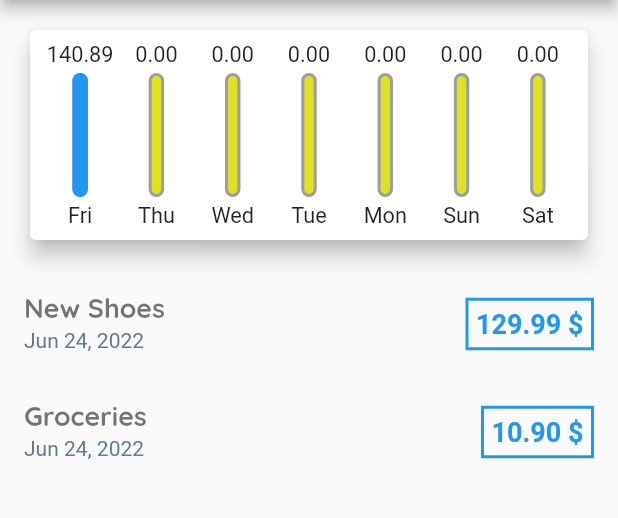
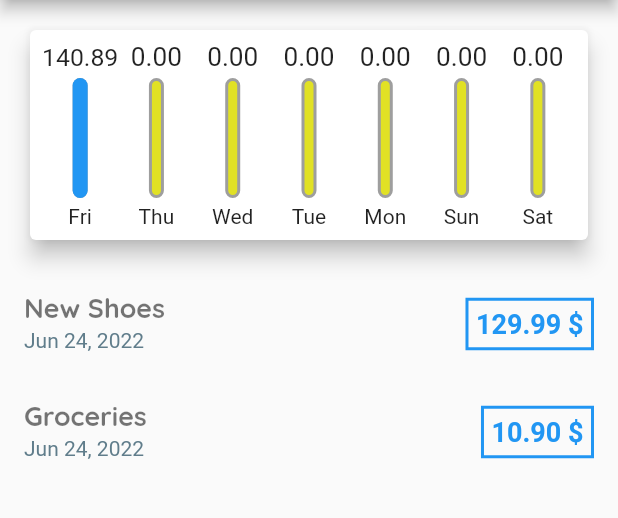
Before and after one commit to Hhanri/personal_expenses_app, a Flutter app: the screen it shows after launch, on a phone screen of 412 x 824 dp, the part 84-602 px from its top. Run offline on Flutter 3.47's test engine with Material 2 defaults, Android fonts, the phone set to English and light mode, and no system bars.

Commit message:
fixed chart bars display

```diff
--- a/lib/widgets/chart_widget.dart
+++ b/lib/widgets/chart_widget.dart
@@ -64,12 +64,14 @@ class ChartBarWidget extends StatelessWidget {
 
   @override
   Widget build(BuildContext context) {
-    return FittedBox(
-      child: Column(
+    return Column(
       crossAxisAlignment: CrossAxisAlignment.center,
       children: [
-          FittedBox(
+        SizedBox(
+          height: 20,
+          child: FittedBox(
             child: Text(spendingAmount.toStringAsFixed(2))
+          ),
         ),
         const SizedBox(height: 4,),
         SizedBox(
@@ -99,7 +101,6 @@ class ChartBarWidget extends StatelessWidget {
         const SizedBox(height: 4,),
         Text(label)
       ],
-      ),
     );
   }
 }
```
Lines whose indentation alone changed are shown as unchanged.
